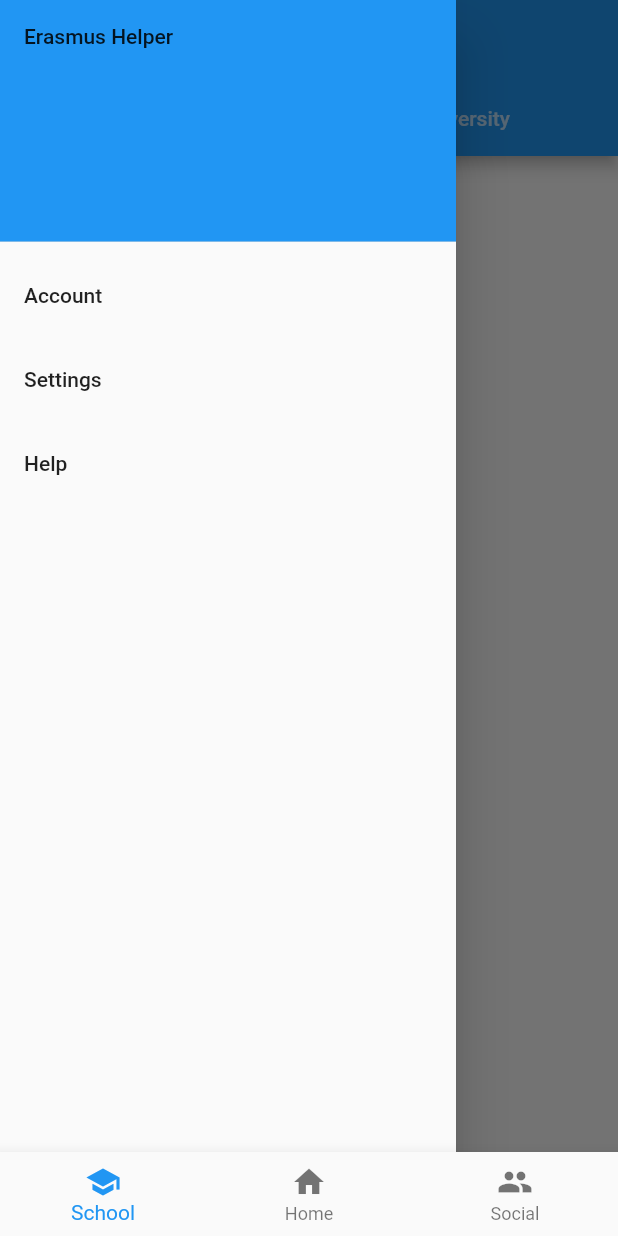
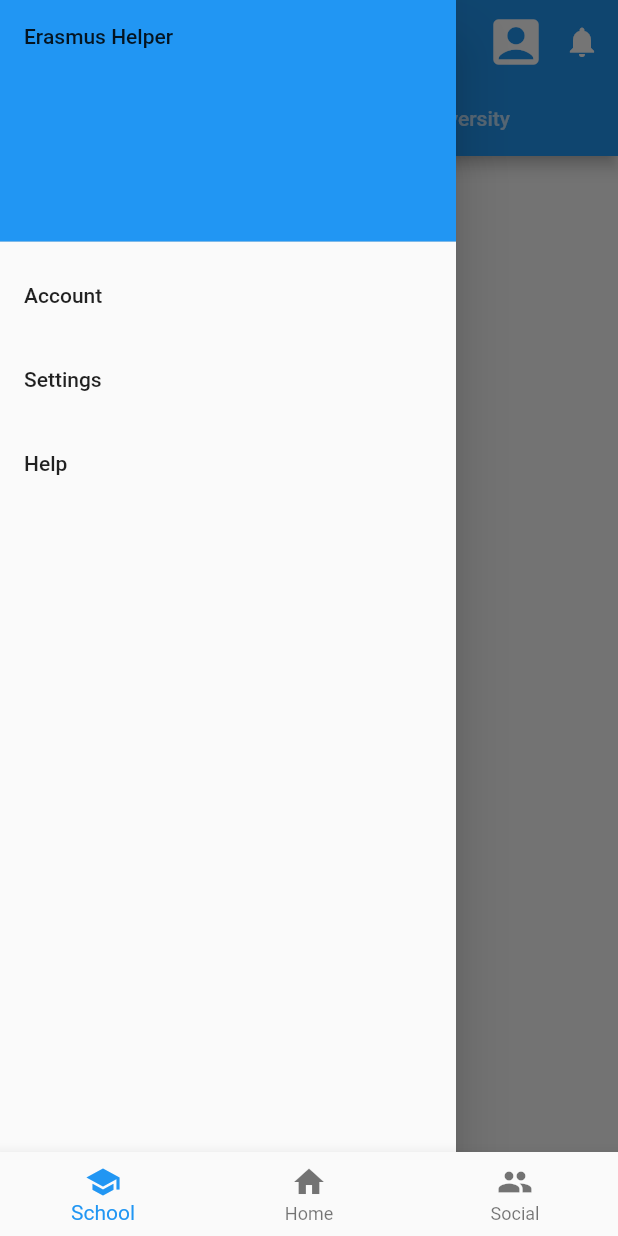
Before and after one commit to LGP-FEUP/SC18, a Flutter app: the screen it shows once a user with an empty profile is signed in, with the side drawer open, on a phone screen of 412 x 824 dp. Run offline on Flutter 3.47's test engine with Material 2 defaults, Android fonts, the phone set to English and light mode, and no system bars; our stand-ins replace firebase_auth, firebase_core, firebase_database, flutter_dotenv, form_field_validator; accounts and stored records are empty.

Commit message:
feat: added icon for the account avatar and a icon button for the notification system

```diff
--- a/mobile/lib/views/app_topbar.dart
+++ b/mobile/lib/views/app_topbar.dart
@@ -29,6 +29,13 @@ class AppTopBar extends StatelessWidget {
             automaticallyImplyLeading: true,
             title: Text(title),
             bottom: bottom,
+
+            actions: [
+              // TODO : change icon with avatar of the account
+              const Icon(Icons.account_box_rounded, size: 40,),
+              // TODO : add notification system
+              IconButton(onPressed: (){}, icon: const Icon(Icons.notifications))
+            ],
           ),
           drawer: drawer,
           body: body,
```
